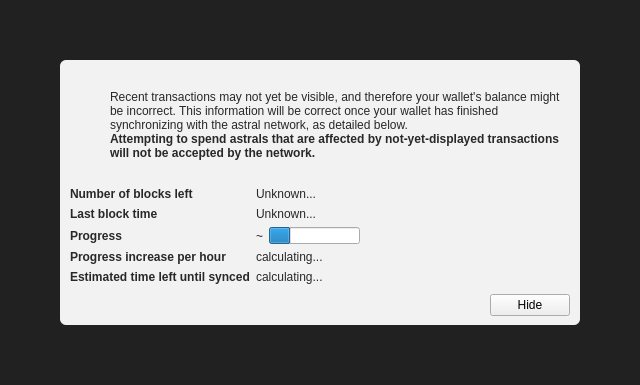
opteron-coin/opteron, file src/qt/forms/modaloverlay.ui: the form before one commit.
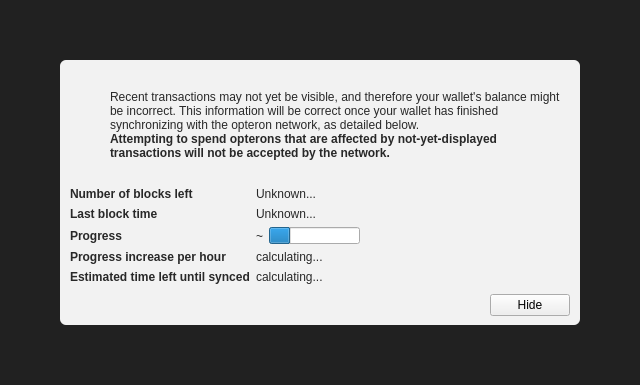
The form after the commit. Icons and pictures are not drawn. Custom widgets are drawn as their Qt base class.

What changed in the file:
```diff
--- a/src/qt/forms/modaloverlay.ui
+++ b/src/qt/forms/modaloverlay.ui
@@ -130,7 +130,7 @@
              <item>
               <widget class="QLabel" name="infoText">
                <property name="text">
-                <string>Recent transactions may not yet be visible, and therefore your wallet's balance might be incorrect. This information will be correct once your wallet has finished synchronizing with the astral network, as detailed below.</string>
+                <string>Recent transactions may not yet be visible, and therefore your wallet's balance might be incorrect. This information will be correct once your wallet has finished synchronizing with the opteron network, as detailed below.</string>
                </property>
                <property name="textFormat">
                 <enum>Qt::RichText</enum>
@@ -149,7 +149,7 @@
                 </font>
                </property>
                <property name="text">
-                <string>Attempting to spend astrals that are affected by not-yet-displayed transactions will not be accepted by the network.</string>
+                <string>Attempting to spend opterons that are affected by not-yet-displayed transactions will not be accepted by the network.</string>
                </property>
                <property name="textFormat">
                 <enum>Qt::RichText</enum>
```
